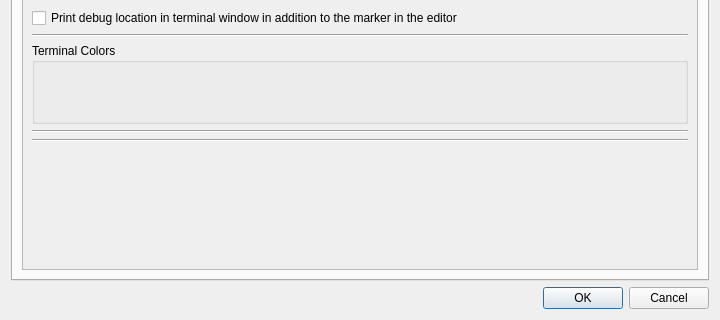
Before: the Qt Designer form libgui/src/settings-dialog.ui in ctaggart/octave, drawn with Qt 5; both pictures show x 0 to 720 and y 160 to 480 of the 720 by 480 pixel window.
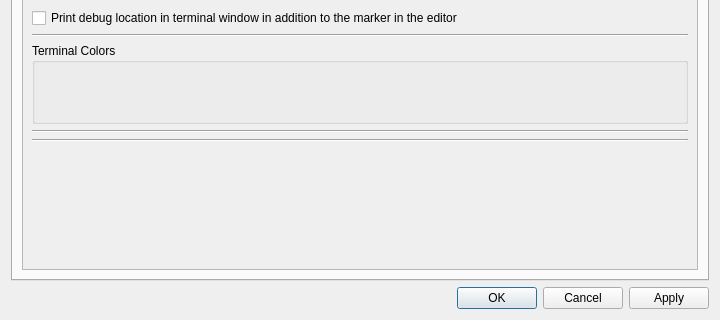
After: the same form once the commit is applied.

Commit message:
add apply button to the settings dialog (bug #44081)
* main-window.cc (process_settings_dialog_request) connect signal for
  applying the changes, settings dialog is non modal now;
  (request_reload_settings): new slot for siganl from settings dialog when
  when apply button was clicked

* main-window .h: new slot request_reload_settings

* settings-dialog.cc (constructor): connect signal when button box is clicked
  to the new slot button_clicked;
  (button_clicked): new slot

* settings-dialog.h: new signal and related slot

* settings-dialog.ui: new applay button

branch : gui-release

```diff
--- a/libgui/src/settings-dialog.ui
+++ b/libgui/src/settings-dialog.ui
@@ -2275,7 +2275,7 @@
    <item>
     <widget class="QDialogButtonBox" name="buttonBox">
      <property name="standardButtons">
-      <set>QDialogButtonBox::Cancel|QDialogButtonBox::Ok</set>
+      <set>QDialogButtonBox::Apply|QDialogButtonBox::Cancel|QDialogButtonBox::Ok</set>
      </property>
     </widget>
    </item>
```
Left out of the diff: 6 changed lines with no effect on the pictures. The commit also changes 4 other files.
